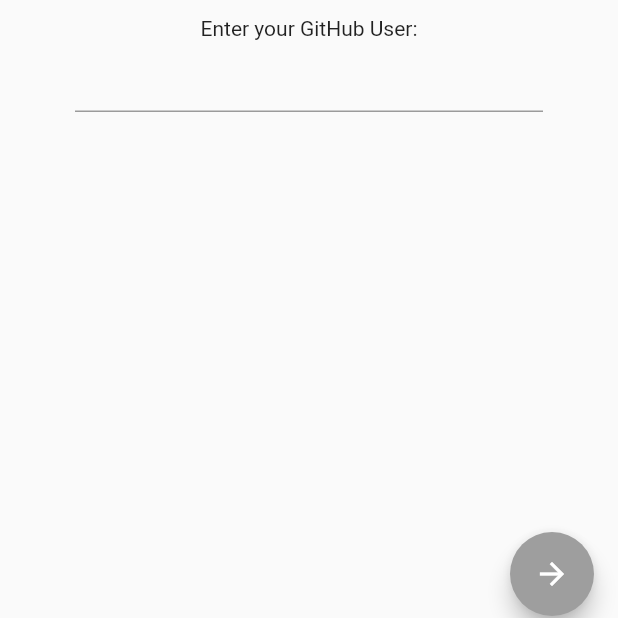
After one commit to gcherubini/FlutterGitHubClient, a Flutter app: the screen it shows after launch, on a phone screen of 412 x 824 dp, the part 596-1214 px from its top. The commit adds this screen. Run offline on Flutter 3.47's test engine with Material 2 defaults, Android fonts, the phone set to English and light mode, and no system bars.

Commit message:
Refactor whole application with private methods and constants

```diff
--- a/lib/data/network/github_service.dart
+++ b/lib/data/network/github_service.dart
@@ -1,6 +1,6 @@
 import 'dart:convert';
 
-import 'package:github_client/domain/model/Repository.dart';
+import 'package:github_client/domain/model/repository.dart';
 import 'package:http/http.dart';
 
 class GitHubService {
--- a/lib/main.dart
+++ b/lib/main.dart
@@ -1,12 +1,12 @@
 import 'package:flutter/material.dart';
-import 'package:github_client/presenter/repositories_list.dart';
-import 'package:github_client/presenter/repository_details.dart';
-import 'package:github_client/presenter/home.dart';
+import 'package:github_client/presenter/repositories_list_page.dart';
+import 'package:github_client/presenter/repository_details_page.dart';
+import 'package:github_client/presenter/home_page.dart';
 
 /*
 * GithubClient application
 * First screen: Input Github username
-* Second screen: Show user repositories_list.dart inside a list
+* Second screen: Show user repositories_list_page.dart inside a list
 * Third screen: Show repository details
 * */
 void main() => runApp(MyApp());
@@ -21,9 +21,9 @@ class MyApp extends StatelessWidget {
       ),
       initialRoute: '/',
       routes: {
-        '/': (BuildContext context) => Home(title: 'GitHub Client'),
+        '/': (BuildContext context) => HomePage(),
         '/repositoriesRoute': (BuildContext context) => RepositoriesPage(),
-        '/detailsRoute': (BuildContext context) => RepositoryDetails(),
+        '/detailsRoute': (BuildContext context) => RepositoryDetailsPage(),
       },
     );
   }
--- /dev/null
+++ b/lib/presenter/home_page.dart
@@ -0,0 +1,112 @@
+import 'package:flutter/foundation.dart';
+import 'package:flutter/material.dart';
+import 'package:github_client/domain/model/repository.dart';
+import 'package:github_client/data/network/github_service.dart';
+import 'package:github_client/presenter/repositories_list_page.dart';
+
+class HomePage extends StatefulWidget {
+  HomePage({Key key}) : super(key: key);
+
+  static const kRouteName = '/home';
+  static const _kAppBarTitle = 'GitHub Client';
+  static const _kEnterYourUserText = 'Enter your GitHub User:';
+  static const _kAlertOkButtonText = 'OK';
+  static const _kFloatingContinueButtonTooltip = 'Continue Button';
+
+  @override
+  _HomePageState createState() => _HomePageState();
+}
+
+class _HomePageState extends State<HomePage> {
+  String username = '';
+  bool isButtonEnabled = false;
+
+  Future<void> _showAlert(String title, String description) async {
+    return showDialog<void>(
+      context: context,
+      barrierDismissible: true,
+      builder: (BuildContext context) {
+        return AlertDialog(
+          title: Text(HomePage._kAppBarTitle),
+          content: SingleChildScrollView(
+            child: ListBody(
+              children: <Widget>[
+                Text(description),
+              ],
+            ),
+          ),
+          actions: <Widget>[
+            FlatButton(
+              child: Text(HomePage._kAlertOkButtonText),
+              onPressed: () {
+                Navigator.of(context).pop();
+              },
+            ),
+          ],
+        );
+      },
+    );
+  }
+
+  void _navigateToRepositories(String userName, List<Repository> repositories) {
+    Navigator.pushNamed(
+      context,
+      RepositoriesPage.routeName,
+      arguments: RepositoriesPageArgs(userName, repositories),
+    );
+  }
+
+  void _getRepositories() {
+    debugPrint('--> GET REPOS for $username');
+
+    final Future<List<Repository>> future =
+        GitHubService().fetchUserRepositories(username);
+    future.then((List<Repository> repositories) {
+      if (repositories == null) {
+        _showAlert('Not Found', 'User $username not found!');
+      } else if (repositories.isEmpty) {
+        _showAlert('Warning', 'The user $username has no public repositorys!');
+      } else {
+        _navigateToRepositories(username, repositories);
+      }
+    });
+  }
+
+  bool _isUsernameValid(String userName) {
+    return userName != null && userName.isNotEmpty;
+  }
+
+  @override
+  Widget build(BuildContext context) {
+    return Scaffold(
+      appBar: AppBar(
+        title: Text(HomePage._kAppBarTitle),
+      ),
+      body: Center(
+        child: Padding(
+          padding: const EdgeInsets.all(50.0),
+          child: Column(
+            mainAxisAlignment: MainAxisAlignment.center,
+            children: <Widget>[
+              Text(HomePage._kEnterYourUserText),
+              TextField(
+                onChanged: (username) {
+                  this.username = username;
+                  setState(() {
+                    isButtonEnabled = _isUsernameValid(username);
+                  });
+                },
+              ),
+            ],
+          ),
+        ),
+      ),
+      floatingActionButton: FloatingActionButton(
+        backgroundColor: isButtonEnabled ? Colors.blue : Colors.grey,
+        onPressed: isButtonEnabled ? _getRepositories : null,
+        tooltip: HomePage._kFloatingContinueButtonTooltip,
+        child: Icon(Icons.arrow_forward),
+      ), // This trailing comma makes auto-formatting nicer for build methods.
+    );
+  }
+}
```
Also changed, not shown: lib/presenter/home.dart (deleted, +0 -109 lines), lib/presenter/repositories_list.dart (deleted, +0 -87 lines), lib/presenter/repositories_list_page.dart (added, +80 -0 lines), lib/presenter/repository_details_page.dart (renamed from lib/presenter/repository_details.dart, +12 -12 lines), lib/domain/model/repository.dart (renamed from lib/domain/model/Repository.dart).
